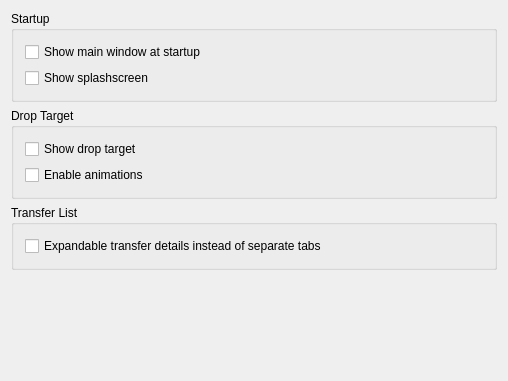
KDE/kget, file conf/dlgappearance.ui: the form before one commit.
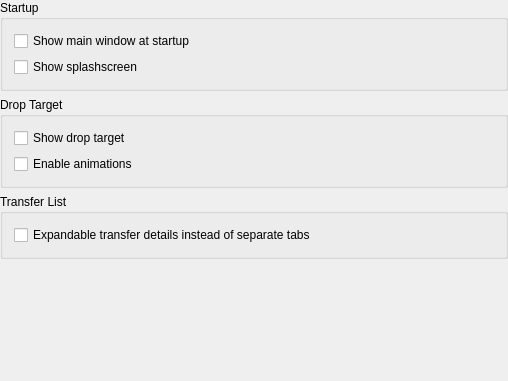
The form after the commit.

Commit message: improve layouts (mainly magins)

```diff
--- a/conf/dlgappearance.ui
+++ b/conf/dlgappearance.ui
@@ -10,6 +10,18 @@
    </rect>
   </property>
   <layout class="QVBoxLayout" >
+   <property name="leftMargin" >
+    <number>0</number>
+   </property>
+   <property name="topMargin" >
+    <number>0</number>
+   </property>
+   <property name="rightMargin" >
+    <number>0</number>
+   </property>
+   <property name="bottomMargin" >
+    <number>0</number>
+   </property>
    <item>
     <widget class="QGroupBox" name="startupGroup" >
      <property name="title" >
@@ -83,7 +95,7 @@
      <property name="sizeHint" >
       <size>
        <width>349</width>
-       <height>21</height>
+       <height>70</height>
       </size>
      </property>
     </spacer>
```
The commit also changes 6 other files.
